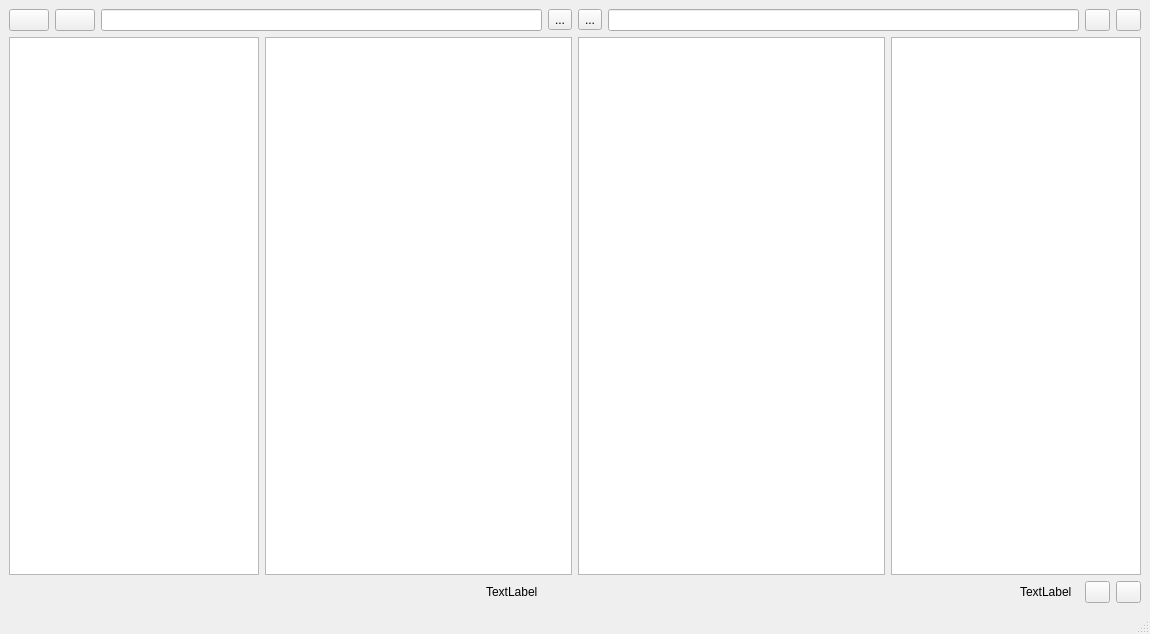
Above: UI/doublepanel.ui from PapaSavage/file-manager before the change. Below: the same form after it.
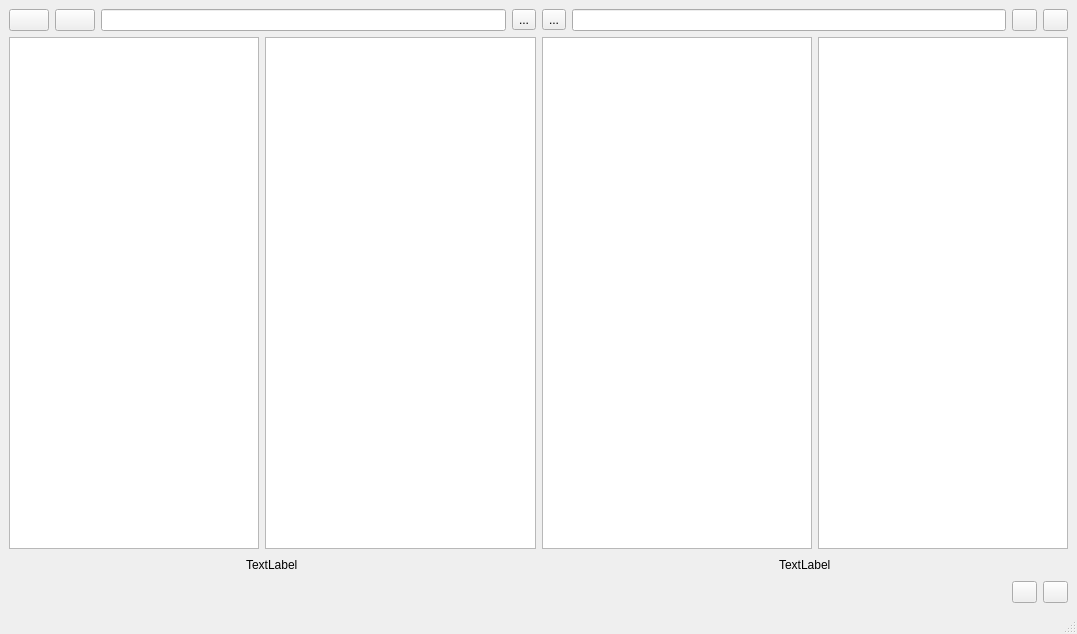
That is the form after the change. Icons and pictures are not drawn.

Patch:
```diff
--- a/UI/doublepanel.ui
+++ b/UI/doublepanel.ui
@@ -6,7 +6,7 @@
    <rect>
     <x>0</x>
     <y>0</y>
-    <width>1150</width>
+    <width>1077</width>
     <height>634</height>
    </rect>
   </property>
@@ -164,7 +164,40 @@
      </layout>
     </item>
     <item>
-     <layout class="QHBoxLayout" name="horizontalLayout_3">
+     <layout class="QHBoxLayout" name="horizontalLayout_4">
+      <item>
+       <spacer name="horizontalSpacer_5">
+        <property name="orientation">
+         <enum>Qt::Horizontal</enum>
+        </property>
+        <property name="sizeHint" stdset="0">
+         <size>
+          <width>40</width>
+          <height>20</height>
+         </size>
+        </property>
+       </spacer>
+      </item>
+      <item>
+       <widget class="QLabel" name="label">
+        <property name="text">
+         <string>TextLabel</string>
+        </property>
+       </widget>
+      </item>
+      <item>
+       <spacer name="horizontalSpacer_4">
+        <property name="orientation">
+         <enum>Qt::Horizontal</enum>
+        </property>
+        <property name="sizeHint" stdset="0">
+         <size>
+          <width>40</width>
+          <height>20</height>
+         </size>
+        </property>
+       </spacer>
+      </item>
       <item>
        <spacer name="horizontalSpacer_3">
         <property name="orientation">
@@ -198,18 +231,21 @@
         </property>
        </spacer>
       </item>
-      <item>
-       <widget class="QLabel" name="label">
-        <property name="text">
-         <string>TextLabel</string>
-        </property>
-       </widget>
-      </item>
+     </layout>
+    </item>
+    <item>
+     <layout class="QHBoxLayout" name="horizontalLayout_3">
       <item>
        <spacer name="horizontalSpacer">
         <property name="orientation">
          <enum>Qt::Horizontal</enum>
         </property>
+        <property name="sizeHint" stdset="0">
+         <size>
+          <width>0</width>
+          <height>0</height>
+         </size>
+        </property>
        </spacer>
       </item>
       <item>
```
